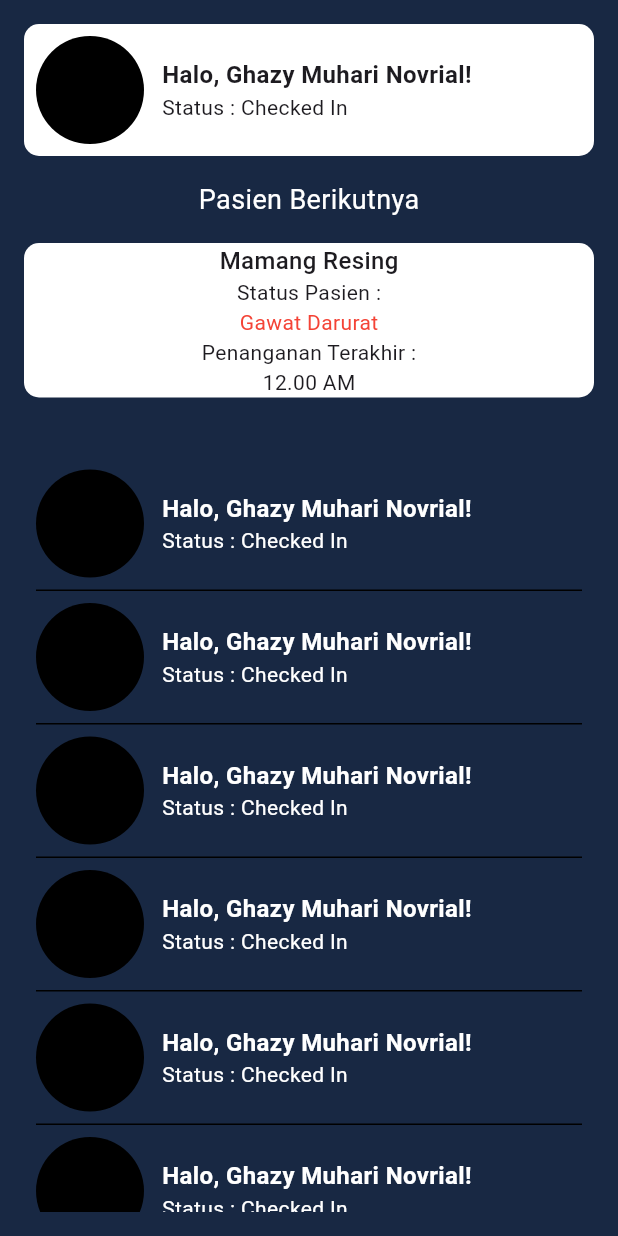
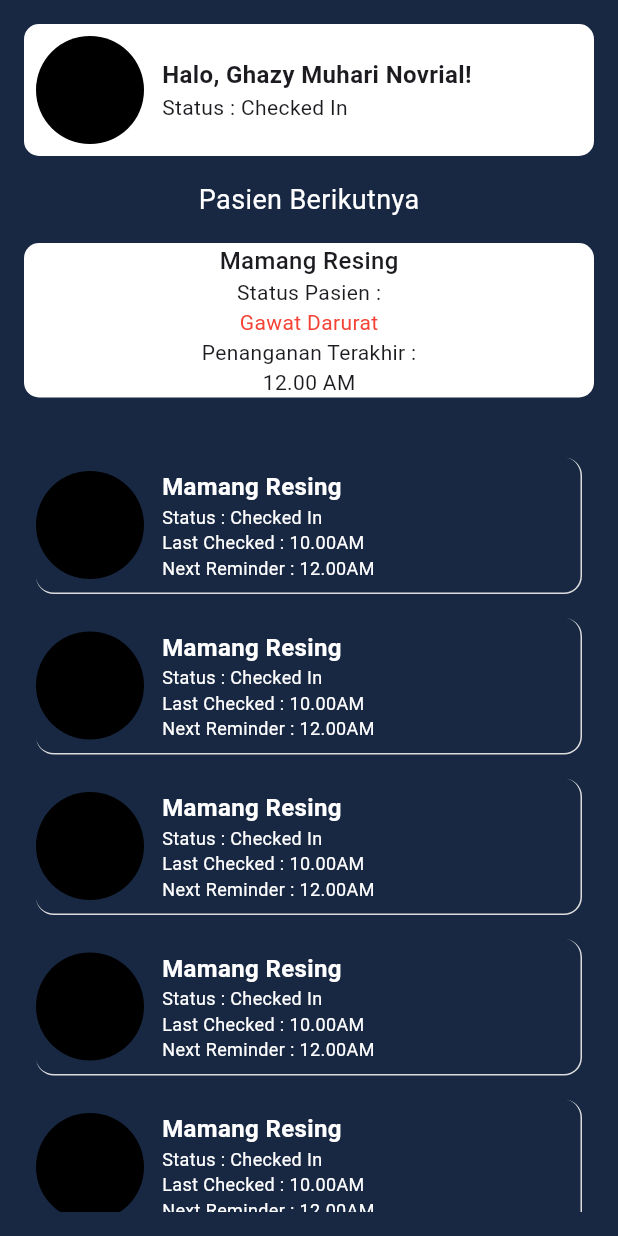
Before and after one commit to gmn26/acupad, a Flutter app: the screen it shows after launch, on a phone screen of 412 x 824 dp. Run offline on Flutter 3.47's test engine with Material 3 defaults, Android fonts, the phone set to English and light mode, and no system bars; our stand-ins replace camera, flutter_local_notifications, get, shared_preferences; missing offline and left inert: workmanager.

Commit message:
change : design adjusment

```diff
--- a/lib/component/patient_card_list_item.dart
+++ b/lib/component/patient_card_list_item.dart
@@ -1,16 +1,21 @@
 import 'package:flutter/material.dart';
 
-class PatientCardListItem extends StatelessWidget{
+class PatientCardListItem extends StatelessWidget {
   const PatientCardListItem({super.key});
 
   @override
   Widget build(BuildContext context) {
     return Container(
       width: double.infinity,
-      decoration: const BoxDecoration(
-        border: Border(
+      decoration: BoxDecoration(
+        borderRadius: BorderRadius.circular(12.0),
+        border: const Border(
+          right: BorderSide(
+            color: Color(0xFFDDDDDD),
+            width: 1.0,
+          ),
           bottom: BorderSide(
-            color: Color(0xFF000000),
+            color: Color(0xFFDDDDDD),
             width: 1.0,
           ),
         ),
@@ -28,15 +33,30 @@ class PatientCardListItem extends StatelessWidget{
               crossAxisAlignment: CrossAxisAlignment.start,
               children: [
                 Text(
-                  "Halo, Ghazy Muhari Novrial!",
+                  "Mamang Resing",
                   style: TextStyle(
                     fontWeight: FontWeight.w700,
                     color: Colors.white,
                     fontSize: 16.0,
                   ),
                 ),
-                Text("Status : Checked In",
+                Text(
+                  "Status : Checked In",
                   style: TextStyle(
+                    fontSize: 12.0,
+                    color: Colors.white,
+                  ),
+                ),
+                Text(
+                  "Last Checked : 10.00AM",
+                  style: TextStyle(
+                    fontSize: 12.0,
+                    color: Colors.white,
+                  ),
+                ),
+                Text("Next Reminder : 12.00AM",
+                  style: TextStyle(
+                    fontSize: 12.0,
                     color: Colors.white,
                   ),
                 ),
--- a/lib/main.dart
+++ b/lib/main.dart
@@ -7,6 +7,7 @@ import 'package:flutter/material.dart';
 import 'package:get/get.dart';
 import 'package:shared_preferences/shared_preferences.dart';
 import 'package:workmanager/workmanager.dart';
+import 'package:camera/camera.dart';
 
 @pragma(
     'vm:entry-point') // Mandatory if the App is obfuscated or using Flutter 3.1+
@@ -46,10 +47,13 @@ void callbackDispatcher() {
   });
 }
 
+late List<CameraDescription> _cameras;
+
 void main() async {
   WidgetsFlutterBinding.ensureInitialized();
   await Get.putAsync(() => PreferencesUtils().init());
   await NotificationServices.initialize();
+  _cameras = await availableCameras();
 
   Workmanager().initialize(
       callbackDispatcher, // The top level function, aka callbackDispatcher
--- a/lib/pages/home.dart
+++ b/lib/pages/home.dart
@@ -87,6 +87,7 @@ class HomePage extends StatelessWidget {
                     child: Padding(
                       padding: EdgeInsets.all(8.0),
                       child: Column(
+                        spacing: 16.0,
                         children: [
                           PatientCardListItem(),
                           PatientCardListItem(),
```
